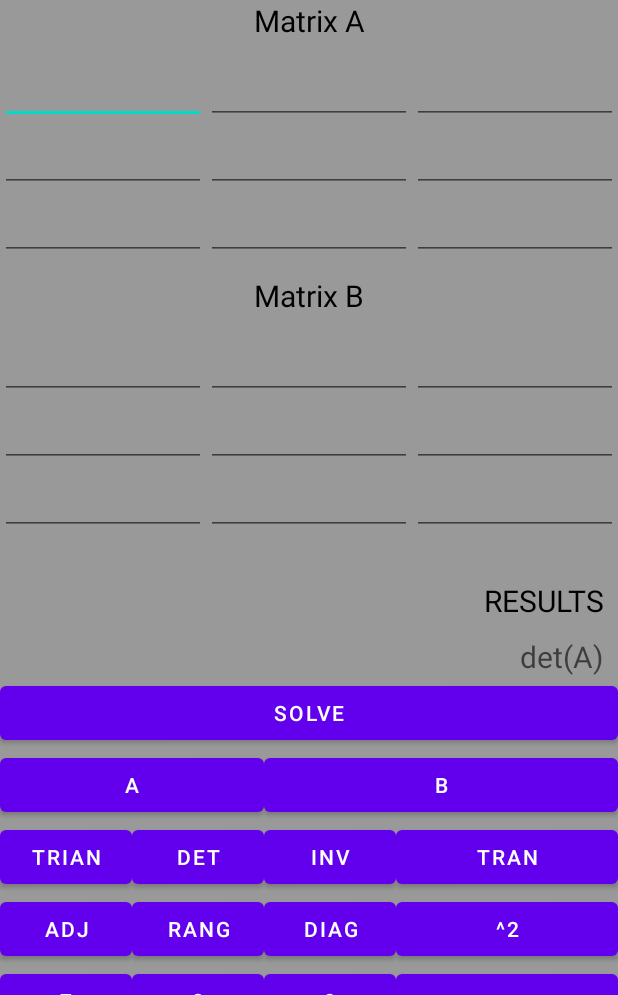
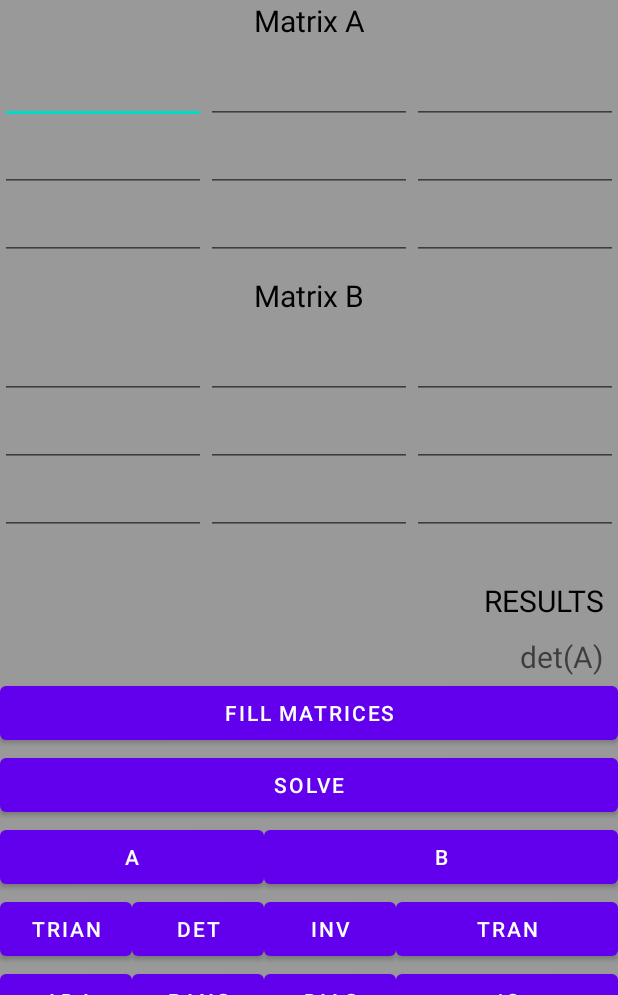
Before and after one commit to jmonrealr/matrix_calculator_android, an Android app: the screen it shows after launch (MainActivity), on a phone screen of 412 x 824 dp, the part 241-1236 px from its top. Run offline under Robolectric (Android 15) with nearby library versions, the phone set to English and light mode, and no system bars.

Commit message:
add: Random fill matrices with integers values

```diff
--- a/app/src/main/java/com/upv/pm_2022/iti_27849_u2_monreal_romero_juan_carlos/CalculatorFragment.java
+++ b/app/src/main/java/com/upv/pm_2022/iti_27849_u2_monreal_romero_juan_carlos/CalculatorFragment.java
@@ -1,5 +1,6 @@
 package com.upv.pm_2022.iti_27849_u2_monreal_romero_juan_carlos;
 
+import android.os.Build;
 import android.os.Bundle;
 import android.view.LayoutInflater;
 import android.view.View;
@@ -9,12 +10,14 @@ import android.widget.EditText;
 import android.widget.TextView;
 import android.widget.Toast;
 
+import androidx.annotation.RequiresApi;
 import androidx.fragment.app.Fragment;
 import androidx.annotation.NonNull;
 import androidx.annotation.Nullable;
 
 import java.util.ArrayList;
 import java.util.Arrays;
+import java.util.Random;
 import java.util.regex.Matcher;
 import java.util.regex.Pattern;
 
@@ -22,7 +25,7 @@ public class CalculatorFragment extends Fragment {
 
     private Button A, B, trian, det, inv, tran, adj, rang, diag, pow_btn,
             seven, eight, nine, four, five, six, one, two, three,
-            plus, minus, asterisk, solve;
+            plus, minus, asterisk, solve, fillMatrices;
     private EditText inputData;
     private TextView outputData;
     private EditText A_0_0, A_0_1, A_0_2, A_1_0, A_1_1, A_1_2, A_2_0, A_2_1, A_2_2;
@@ -35,6 +38,7 @@ public class CalculatorFragment extends Fragment {
     public CalculatorFragment() {
     }
 
+    @RequiresApi(api = Build.VERSION_CODES.N)
     @Nullable
     @Override
     public View onCreateView(@NonNull LayoutInflater inflater,
@@ -65,6 +69,7 @@ public class CalculatorFragment extends Fragment {
         plus = (Button) newView.findViewById(R.id.plus);
         minus = (Button) newView.findViewById(R.id.minus);
         asterisk = (Button) newView.findViewById(R.id.asterisk);
+        fillMatrices = newView.findViewById(R.id.fillMatrices);
 
         inputData = (EditText) newView.findViewById(R.id.inputData);
         outputData = (TextView) newView.findViewById(R.id.outputData);
@@ -166,6 +171,21 @@ public class CalculatorFragment extends Fragment {
                 sanitizeInput(input);
             } else {
                 Toast.makeText(view.getContext(), "Please fill the Matrices!!!!", Toast.LENGTH_SHORT).show();
+            }
+        });
+
+        fillMatrices.setOnClickListener( view -> {
+
+            Random random = new Random();
+            Random random2 = new Random();
+
+            for (EditText editText : matAList) {
+                String r1 = String.valueOf(random.nextInt(100) + 1);
+                editText.setText(r1);
+            }
+            for (EditText element : matBList) {
+                String r2 = String.valueOf(random2.nextInt(100) + 1);
+                element.setText(r2);
             }
         });
 
--- a/app/src/main/res/layout/fragment_calculator.xml
+++ b/app/src/main/res/layout/fragment_calculator.xml
@@ -257,7 +257,7 @@
                 android:layout_marginTop="10dp"
                 android:layout_width="match_parent"
                 android:layout_height="0dp"
-                android:layout_weight="9"
+                android:layout_weight="11"
                 android:orientation="vertical"
                 >
 
@@ -266,7 +266,7 @@
                     android:layout_width="match_parent"
                     android:layout_height="match_parent"
                     android:columnCount="4"
-                    android:rowCount="9"
+                    android:rowCount="10"
                     android:orientation="horizontal"
                     tools:ignore="UselessParent">
 
@@ -300,6 +300,13 @@
                         android:textColor="@color/black"
                         tools:ignore="RtlCompat">
                     </EditText>
+
+                    <Button
+                        android:id="@+id/fillMatrices"
+                        android:layout_columnSpan="4"
+                        android:layout_gravity="fill"
+                        android:text="Fill Matrices"
+                        />
 
                     <Button
                         android:id="@+id/solve"
```
